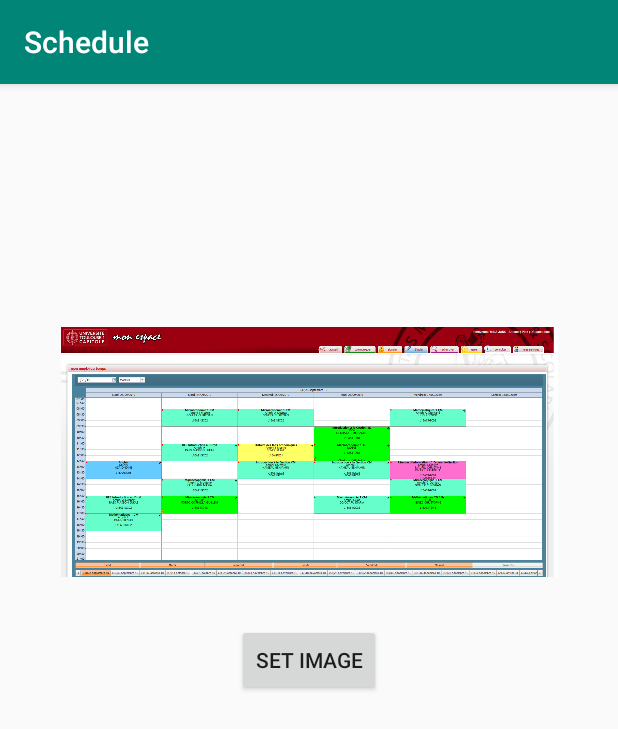
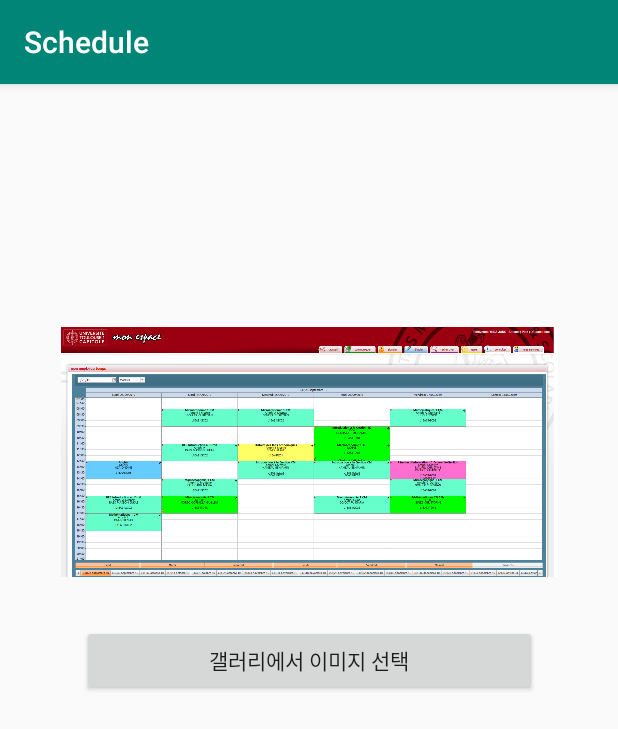
Before and after one commit to sangmain/JajuBwa, an Android app: the screen it shows after launch (MainActivity), on a phone screen of 412 x 824 dp. Shown: the top 729 px of the screen. Run offline under Robolectric (Android 15) with nearby library versions, the phone set to English and light mode, and no system bars; our stand-ins replace Picasso; pictures from the network do not load.

Commit message:
FEAT: Edit activity_main.xml Add function in onclick image view

```diff
--- a/app/src/main/res/layout/activity_main.xml
+++ b/app/src/main/res/layout/activity_main.xml
@@ -9,10 +9,10 @@
 
     <Button
         android:id="@+id/set_image_button"
-        android:layout_width="wrap_content"
-        android:layout_height="wrap_content"
-        android:text="set image"
+        android:layout_width="303dp"
+        android:layout_height="47dp"
         android:onClick="confirmConfiguration"
+        android:text="갤러리에서 이미지 선택"
         app:layout_constraintBottom_toBottomOf="parent"
         app:layout_constraintLeft_toLeftOf="parent"
         app:layout_constraintRight_toRightOf="parent"
@@ -26,6 +26,7 @@
         app:layout_constraintLeft_toLeftOf="parent"
         app:layout_constraintRight_toRightOf="parent"
         app:layout_constraintTop_toTopOf="parent"
+        android:onClick="onclick_zoom"
         android:src="@drawable/screenshot"
         app:layout_constraintVertical_bias="0.264" />
 
```
